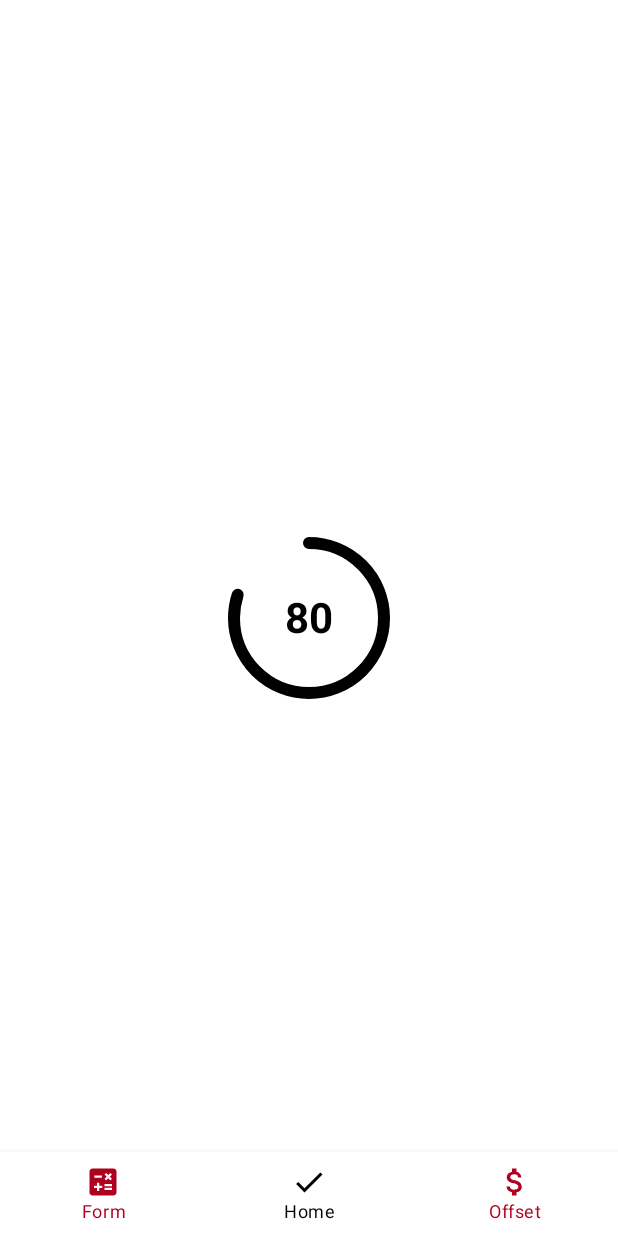
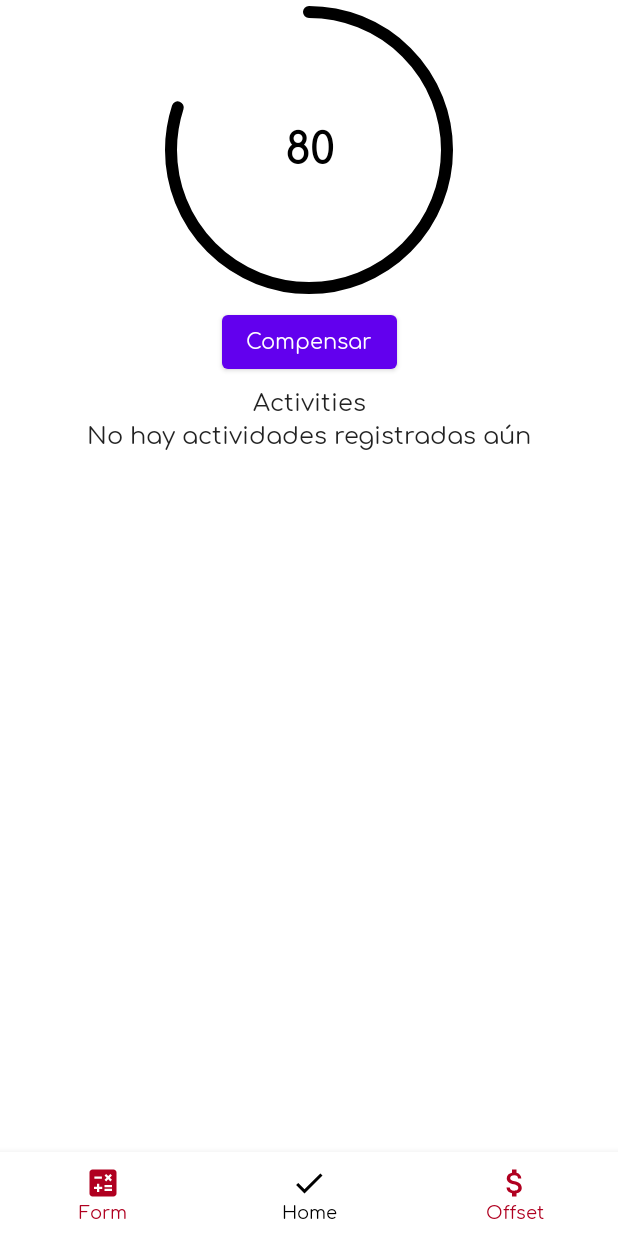
Before and after one commit to renatojobal/YupicAndroid, an Android app built with Jetpack Compose: the screen it shows after launch (MainActivity), on a phone screen of 412 x 824 dp. Run offline under Robolectric (Android 15) with nearby library versions, the phone set to English and light mode, and no system bars.

Commit message:
:lipstick: add styles

```diff
--- a/app/src/main/java/com/yupic/yupic/ui/home/HomeScreen.kt
+++ b/app/src/main/java/com/yupic/yupic/ui/home/HomeScreen.kt
@@ -4,6 +4,8 @@ import androidx.compose.animation.core.animateFloatAsState
 import androidx.compose.animation.core.tween
 import androidx.compose.foundation.Canvas
 import androidx.compose.foundation.layout.*
+import androidx.compose.foundation.lazy.LazyColumn
+import androidx.compose.material.Button
 import androidx.compose.material.Icon
 import androidx.compose.material.MaterialTheme
 import androidx.compose.material.Text
@@ -21,14 +23,28 @@ import androidx.compose.ui.unit.TextUnit
 import androidx.compose.ui.unit.dp
 import androidx.compose.ui.unit.sp
 import com.yupic.yupic.R
+import com.yupic.yupic.model.Activity
 
 @Composable
 fun HomeScreen (){
-    Box(
-        contentAlignment = Alignment.Center,
+    BoxWithConstraints(
         modifier = Modifier.fillMaxSize()
     ){
-        CircularProgressBar(percentage = 0.8f, number = 100)
+        Column(
+            horizontalAlignment = Alignment.CenterHorizontally,
+            modifier = Modifier.fillMaxSize()
+        ) {
+            CircularProgressBar(percentage = 0.8f, number = 100)
+            Button(
+                modifier = Modifier
+                    .padding(4.dp),
+                onClick = { /*TODO*/ }
+            ) {
+                Text(text = "Compensar")
+            }
+            ActivitiesListPresenter(activities = listOf())
+        }
+
     }
 
 }
@@ -44,7 +60,7 @@ fun CircularProgressBar(
     percentage : Float = 0f,
     number : Int,
     fontSize: TextUnit = 28.sp,
-    radius: Dp = 50.dp,
+    radius: Dp = 100.dp,
     color : Color = MaterialTheme.colors.onSurface,
     strokeWidth : Dp = 8.dp,
     animDuration: Int = 1000,
@@ -67,6 +83,7 @@ fun CircularProgressBar(
     Box(
         contentAlignment = Alignment.Center,
         modifier = Modifier.size(radius * 2f)
+            .padding(8.dp)
     ){
         Canvas(modifier = Modifier.size(radius * 2f)){
             drawArc(
@@ -96,9 +113,7 @@ fun CircularProgressPreview() {
 
 @Composable
 fun ActivityItem(
-    percentage: Float,
-    title: String,
-    iconResource: Int
+    activity: Activity
 ) {
     Box(modifier = Modifier.fillMaxWidth()) {
         Row (
@@ -108,9 +123,9 @@ fun ActivityItem(
                 .fillMaxWidth()
                 .padding(16.dp)
         ){
-            Icon(painterResource(id = iconResource), contentDescription = title)
-            Text(text = title)
-            Text(text = (percentage * 100).toInt().toString())
+            Icon(painterResource(id = activity.iconResource), contentDescription = activity.title)
+            Text(text = activity.title)
+            Text(text = (activity.percentage * 100).toInt().toString())
         }
     }
 
@@ -119,5 +134,37 @@ fun ActivityItem(
 @Preview(showBackground = true)
 @Composable
 fun ActivityItemPreview() {
-    ActivityItem(percentage = 0.36f, title = "Transport", iconResource = R.drawable.ic_money)
+    val dummyActivity = Activity(percentage = 0.36f, title = "Transport", iconResource = R.drawable.ic_money)
+    ActivityItem(dummyActivity)
 }
+
+
+@Composable
+fun ActivitiesListPresenter(activities : List<Activity>) {
+    Text(
+        text = "Activities",
+        modifier = Modifier
+            .padding(4.dp)
+    )
+
+    if (activities.isNotEmpty()){
+        LazyColumn{
+            items(activities.size){index ->
+                ActivityItem(activity = activities[index])
+            }
+        }
+    }else{
+        Text(text = "No hay actividades registradas aún")
+    }
+
+
+
+}
+
+@Preview(showBackground = true)
+@Composable
+fun ActivitiesListPreview() {
+    val dummyActivity1 = Activity(percentage = 0.36f, title = "Transport", iconResource = R.drawable.ic_money)
+    val dummyActivity2 = Activity(percentage = 0.36f, title = "Transport", iconResource = R.drawable.ic_money)
+    ActivitiesListPresenter(listOf(dummyActivity1, dummyActivity2))
+}
--- a/app/src/main/java/com/yupic/yupic/ui/theme/Type.kt
+++ b/app/src/main/java/com/yupic/yupic/ui/theme/Type.kt
@@ -2,27 +2,37 @@ package com.yupic.yupic.ui.theme
 
 import androidx.compose.material.Typography
 import androidx.compose.ui.text.TextStyle
+import androidx.compose.ui.text.font.Font
 import androidx.compose.ui.text.font.FontFamily
 import androidx.compose.ui.text.font.FontWeight
 import androidx.compose.ui.unit.sp
+import com.yupic.yupic.R
 
 // Set of Material typography styles to start with
+
+val fonts = FontFamily(
+    Font(R.font.comfortaa),
+    Font(R.font.comfortaa_bold),
+    Font(R.font.comfortaa_light)
+)
+
 val Typography = Typography(
     body1 = TextStyle(
-        fontFamily = FontFamily.Default,
+        fontFamily = fonts,
         fontWeight = FontWeight.Normal,
         fontSize = 16.sp
-    )
-    /* Other default text styles to override
+    ),
+
     button = TextStyle(
-        fontFamily = FontFamily.Default,
+        fontFamily = fonts,
         fontWeight = FontWeight.W500,
         fontSize = 14.sp
     ),
+
     caption = TextStyle(
-        fontFamily = FontFamily.Default,
+        fontFamily = fonts,
         fontWeight = FontWeight.Normal,
         fontSize = 12.sp
     )
-    */
+
 )
```
Also changed, not shown: app/src/main/java/com/yupic/yupic/model/Activity.kt (added, +7 -0 lines), app/src/main/java/com/yupic/yupic/ui/login/LoginScreen.kt (added, +51 -0 lines), app/src/main/java/com/yupic/yupic/ui/theme/Theme.kt (+3 -4 lines).
